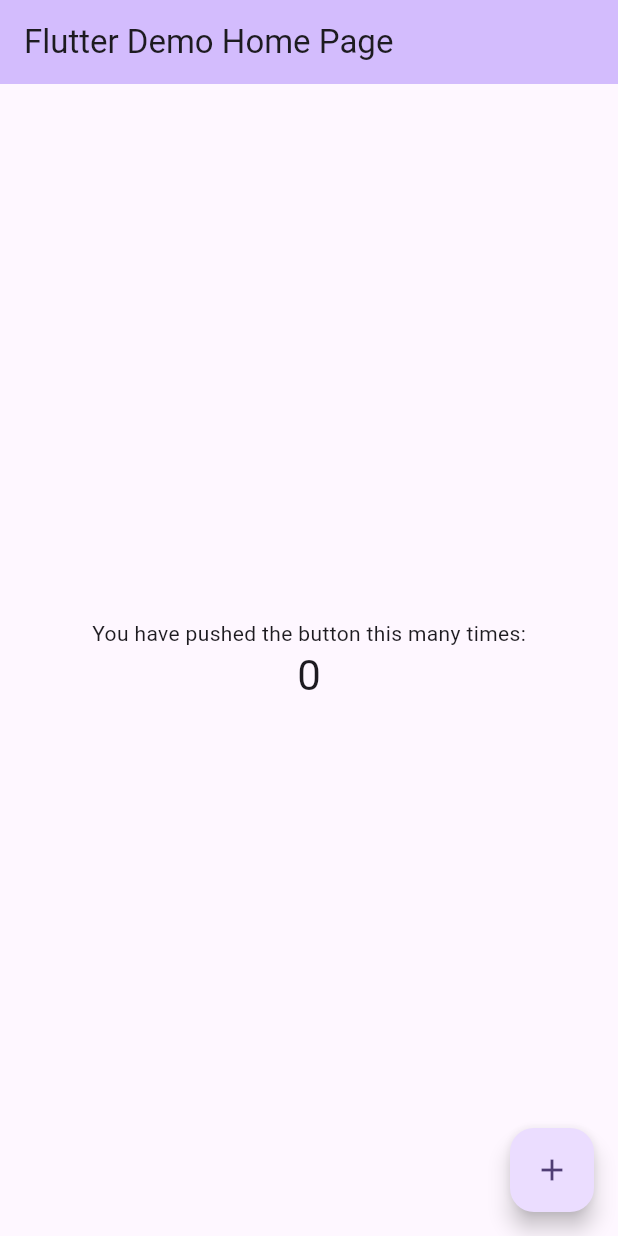
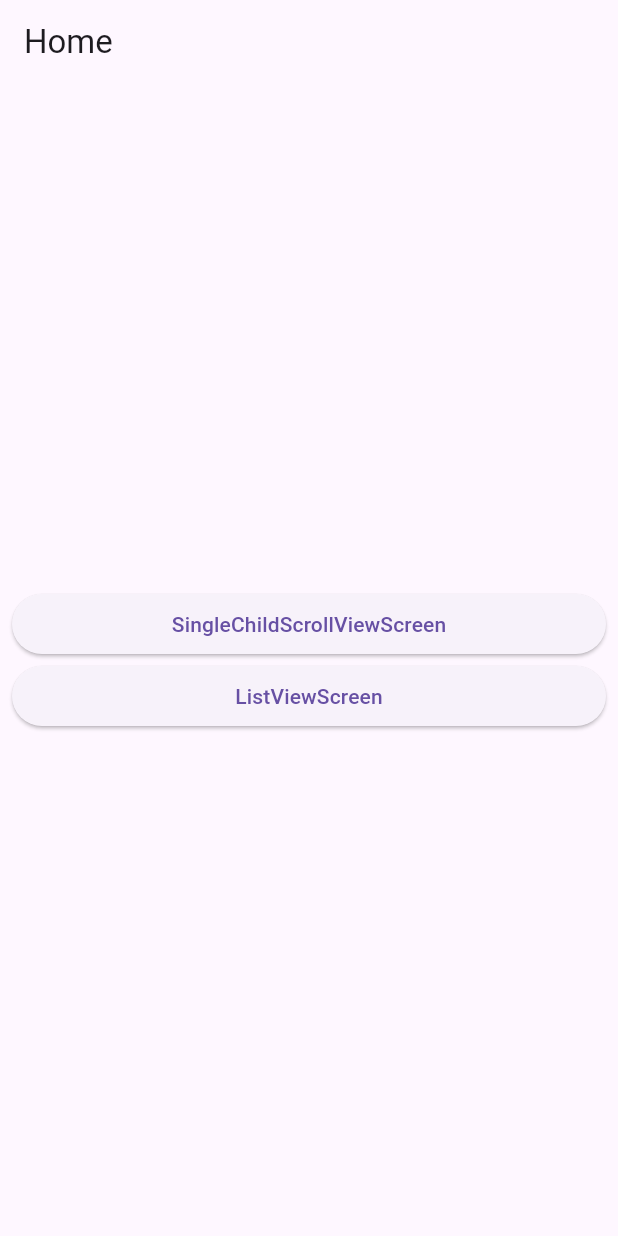
Before and after one commit to head1ton/flutter_scrollable, a Flutter app: the screen it shows after launch, on a phone screen of 412 x 824 dp. Run offline on Flutter 3.47's test engine with Material 3 defaults, Android fonts, the phone set to English and light mode, and no system bars.

Commit message:
singlechildscrollview

```diff
--- /dev/null
+++ b/lib/layout/main_layout.dart
@@ -0,0 +1,22 @@
+import 'package:flutter/material.dart';
+
+class MainLayout extends StatelessWidget {
+  const MainLayout({
+    required this.title,
+    required this.body,
+    super.key,
+  });
+
+  final String title;
+  final Widget body;
+
+  @override
+  Widget build(BuildContext context) {
+    return Scaffold(
+      appBar: AppBar(
+        title: Text(title),
+      ),
+      body: body,
+    );
+  }
+}
--- a/lib/main.dart
+++ b/lib/main.dart
@@ -1,125 +1,8 @@
 import 'package:flutter/material.dart';
+import 'package:flutter_scrollable/screen/home_screen.dart';
 
 void main() {
-  runApp(const MyApp());
+  runApp(MaterialApp(
+    home: HomeScreen(),
+  ));
 }
-
-class MyApp extends StatelessWidget {
-  const MyApp({super.key});
-
-  // This widget is the root of your application.
-  @override
-  Widget build(BuildContext context) {
-    return MaterialApp(
-      title: 'Flutter Demo',
-      theme: ThemeData(
-        // This is the theme of your application.
-        //
-        // TRY THIS: Try running your application with "flutter run". You'll see
-        // the application has a purple toolbar. Then, without quitting the app,
-        // try changing the seedColor in the colorScheme below to Colors.green
-        // and then invoke "hot reload" (save your changes or press the "hot
-        // reload" button in a Flutter-supported IDE, or press "r" if you used
-        // the command line to start the app).
-        //
-        // Notice that the counter didn't reset back to zero; the application
-        // state is not lost during the reload. To reset the state, use hot
-        // restart instead.
-        //
-        // This works for code too, not just values: Most code changes can be
-        // tested with just a hot reload.
-        colorScheme: ColorScheme.fromSeed(seedColor: Colors.deepPurple),
-        useMaterial3: true,
-      ),
-      home: const MyHomePage(title: 'Flutter Demo Home Page'),
-    );
-  }
-}
-
-class MyHomePage extends StatefulWidget {
-  const MyHomePage({super.key, required this.title});
-
-  // This widget is the home page of your application. It is stateful, meaning
-  // that it has a State object (defined below) that contains fields that affect
-  // how it looks.
-
-  // This class is the configuration for the state. It holds the values (in this
-  // case the title) provided by the parent (in this case the App widget) and
-  // used by the build method of the State. Fields in a Widget subclass are
-  // always marked "final".
-
-  final String title;
-
-  @override
-  State<MyHomePage> createState() => _MyHomePageState();
-}
-
-class _MyHomePageState extends State<MyHomePage> {
-  int _counter = 0;
-
-  void _incrementCounter() {
-    setState(() {
-      // This call to setState tells the Flutter framework that something has
-      // changed in this State, which causes it to rerun the build method below
-      // so that the display can reflect the updated values. If we changed
-      // _counter without calling setState(), then the build method would not be
-      // called again, and so nothing would appear to happen.
-      _counter++;
-    });
-  }
-
-  @override
-  Widget build(BuildContext context) {
-    // This method is rerun every time setState is called, for instance as done
-    // by the _incrementCounter method above.
-    //
-    // The Flutter framework has been optimized to make rerunning build methods
-    // fast, so that you can just rebuild anything that needs updating rather
-    // than having to individually change instances of widgets.
-    return Scaffold(
-      appBar: AppBar(
-        // TRY THIS: Try changing the color here to a specific color (to
-        // Colors.amber, perhaps?) and trigger a hot reload to see the AppBar
-        // change color while the other colors stay the same.
-        backgroundColor: Theme.of(context).colorScheme.inversePrimary,
-        // Here we take the value from the MyHomePage object that was created by
-        // the App.build method, and use it to set our appbar title.
-        title: Text(widget.title),
-      ),
-      body: Center(
-        // Center is a layout widget. It takes a single child and positions it
-        // in the middle of the parent.
-        child: Column(
-          // Column is also a layout widget. It takes a list of children and
-          // arranges them vertically. By default, it sizes itself to fit its
-          // children horizontally, and tries to be as tall as its parent.
-          //
-          // Column has various properties to control how it sizes itself and
-          // how it positions its children. Here we use mainAxisAlignment to
-          // center the children vertically; the main axis here is the vertical
-          // axis because Columns are vertical (the cross axis would be
-          // horizontal).
-          //
-          // TRY THIS: Invoke "debug painting" (choose the "Toggle Debug Paint"
-          // action in the IDE, or press "p" in the console), to see the
-          // wireframe for each widget.
-          mainAxisAlignment: MainAxisAlignment.center,
-          children: <Widget>[
-            const Text(
-              'You have pushed the button this many times:',
-            ),
-            Text(
-              '$_counter',
-              style: Theme.of(context).textTheme.headlineMedium,
-            ),
-          ],
-        ),
-      ),
-      floatingActionButton: FloatingActionButton(
-        onPressed: _incrementCounter,
-        tooltip: 'Increment',
-        child: const Icon(Icons.add),
-      ), // This trailing comma makes auto-formatting nicer for build methods.
-    );
-  }
-}
--- /dev/null
+++ b/lib/screen/home_screen.dart
@@ -0,0 +1,51 @@
+import 'package:flutter/material.dart';
+import 'package:flutter_scrollable/layout/main_layout.dart';
+import 'package:flutter_scrollable/screen/list_view_screen.dart';
+import 'package:flutter_scrollable/screen/single_child_scroll_view_screen.dart';
+
+class ScreenModel {
+  final WidgetBuilder builder;
+  final String name;
+
+  ScreenModel({
+    required this.builder,
+    required this.name,
+  });
+}
+
+class HomeScreen extends StatelessWidget {
+  HomeScreen({super.key});
+
+  final screens = [
+    ScreenModel(
+        builder: (_) => SingleChildScrollViewScreen(),
+        name: 'SingleChildScrollViewScreen'),
+    ScreenModel(builder: (_) => ListViewScreen(), name: 'ListViewScreen'),
+  ];
+
+  @override
+  Widget build(BuildContext context) {
+    return MainLayout(
+      title: 'Home',
+      body: Padding(
+        padding: const EdgeInsets.symmetric(horizontal: 8.0),
+        child: Column(
+          mainAxisAlignment: MainAxisAlignment.center,
+          crossAxisAlignment: CrossAxisAlignment.stretch,
+          children: screens
+              .map(
+                (screen) => ElevatedButton(
+                  onPressed: () {
+                    Navigator.of(context).push(
+                      MaterialPageRoute(builder: screen.builder),
+                    );
+                  },
+                  child: Text(screen.name),
+                ),
+              )
+              .toList(),
+        ),
+      ),
+    );
+  }
+}
```
Also changed, not shown: lib/const/colors.dart (added, +11 -0 lines), lib/screen/single_child_scroll_view_screen.dart (added, +102 -0 lines), 1 other file.
